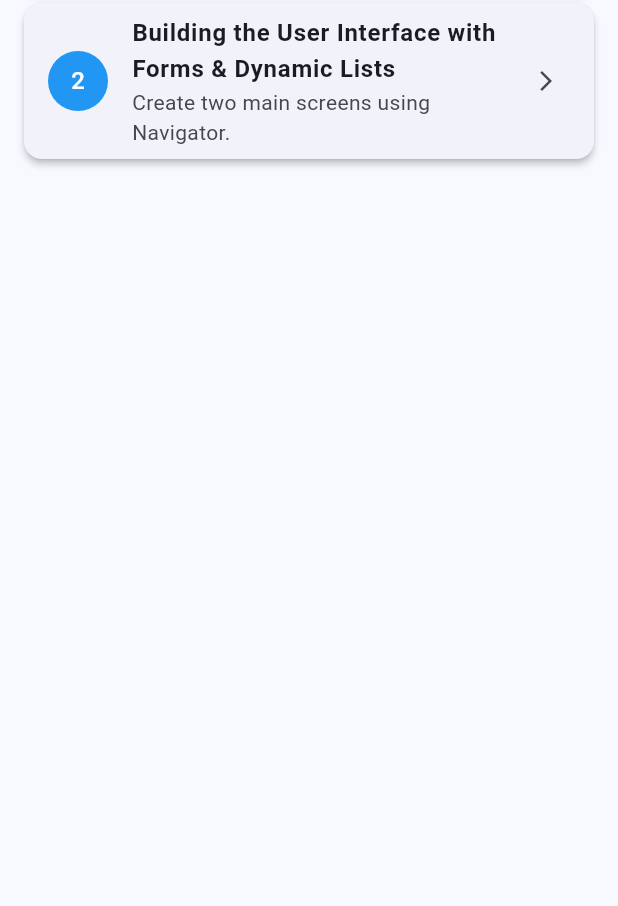
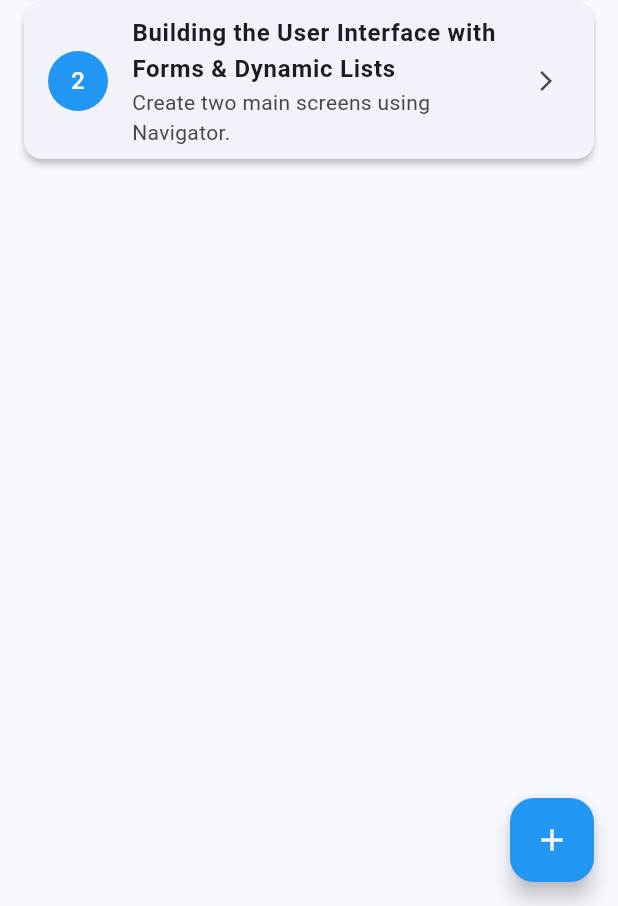
Before and after one commit to garsonj/flutter-task-notes-app, a Flutter app: the screen it shows after launch, on a phone screen of 412 x 824 dp, the part 330-1236 px from its top. Run offline on Flutter 3.47's test engine with Material 3 defaults, Android fonts, the phone set to English and light mode, and no system bars.

Commit message:
added floating button to home screen

```diff
--- a/lib/screens/home_screen.dart
+++ b/lib/screens/home_screen.dart
@@ -1,4 +1,6 @@
 import 'package:flutter/material.dart';
+import 'package:task_notes_manager/screens/screen2_screen.dart';
+
 
 class HomeScreen extends StatefulWidget {
 const HomeScreen({super.key});
@@ -76,7 +78,16 @@ class _HomeScreenState extends State<HomeScreen> {
           ),
         ],
       ),
-
+      floatingActionButton: FloatingActionButton(
+          onPressed: () {
+            Navigator.push(
+              context,
+              MaterialPageRoute(builder: (context) => const Screen2()),
+            );
+          },
+          backgroundColor: Colors.blue,
+          child: const Icon(Icons.add, color: Colors.white),
+        ),
     );
   }
 }
```
